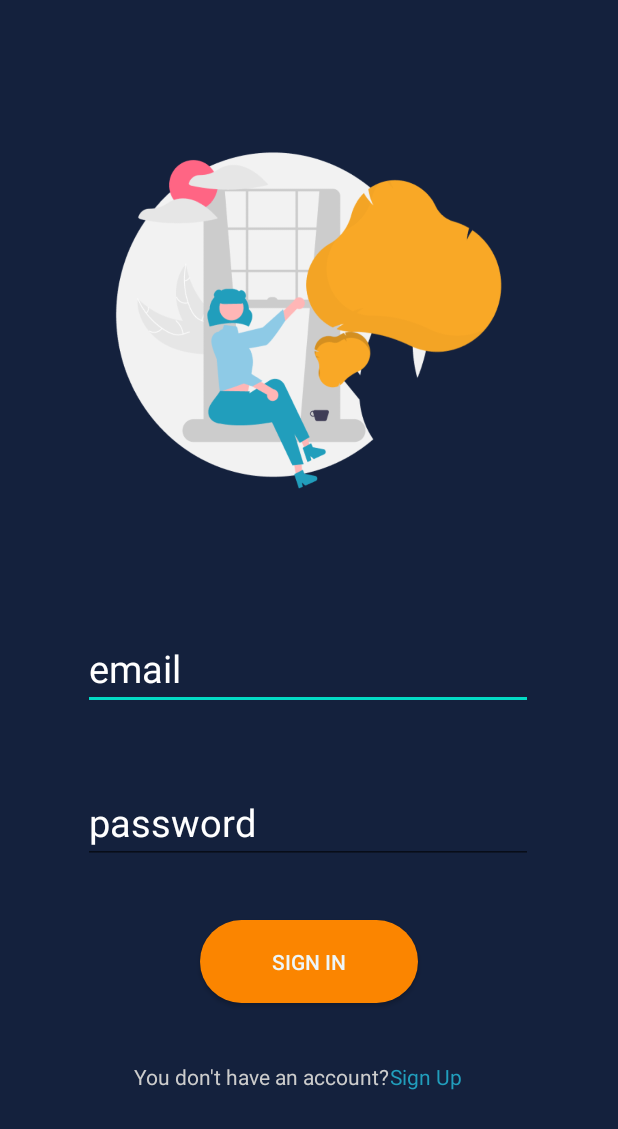
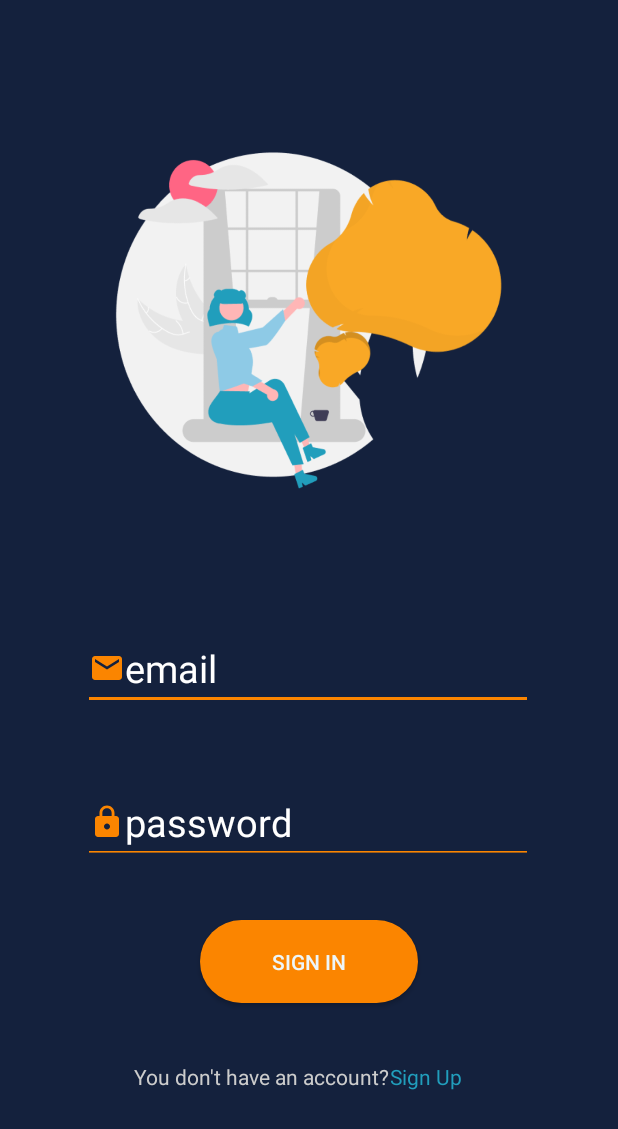
Before and after one commit to Chaiyaaa/easyeducation2, an Android app: the connexion screen opened directly, with no data from a screen before it, on a phone screen of 412 x 824 dp. Shown: the top 1129 px of the screen. Run offline under Robolectric (Android 15) with nearby library versions, the phone set to English and light mode, and no system bars; our stand-ins replace Firebase (no records; nobody signed in at launch, a user with empty details on screens opened directly).

```diff
--- a/app/src/main/java/app/easyeducation/connexion.java
+++ b/app/src/main/java/app/easyeducation/connexion.java
@@ -1,28 +1,134 @@
 package app.easyeducation;
 
+import androidx.annotation.NonNull;
 import androidx.appcompat.app.AppCompatActivity;
 
 import android.content.Intent;
 import android.os.Bundle;
 import android.view.View;
 import android.widget.Button;
+import android.widget.EditText;
 import android.widget.TextView;
+import android.widget.Toast;
+
+import com.google.firebase.database.DataSnapshot;
+import com.google.firebase.database.DatabaseError;
+import com.google.firebase.database.DatabaseReference;
+import com.google.firebase.database.FirebaseDatabase;
+import com.google.firebase.database.Query;
+import com.google.firebase.database.ValueEventListener;
+
+import java.util.HashMap;
+import java.util.List;
 
 public class connexion extends AppCompatActivity {
     private TextView signup;
-
+    private Button signin;
+    private EditText mail,password;
+    String passwordDb="";
+    public User user;
     @Override
     protected void onCreate(Bundle savedInstanceState) {
         super.onCreate(savedInstanceState);
         setContentView(R.layout.connexion);
-        this.signup=(TextView) findViewById(R.id.Signup);
+
+
+        InitWidget(); //link xml ids to variables
+
         signup.setOnClickListener(new View.OnClickListener() {
             @Override
             public void onClick(View v) {
                 Intent inscription = new Intent(getApplicationContext(), inscription.class);
                 startActivity(inscription);
+            }
+        });
+
+
+        signin.setOnClickListener(new View.OnClickListener() {
+            @Override
+            public void onClick(View view) {
+                isUser();
+            }
+        });
+
+}
+
+
+
+
+
+
+
+
+
+
+    private void InitWidget() {
+        signup=(TextView) findViewById(R.id.Signup);
+        signin=findViewById(R.id.signin);
+        mail=findViewById(R.id.mail);
+        password=findViewById(R.id.password);
+    }
+
+    private void isUser() {
+
+        //getting Strings from Editexts
+
+        String gmailEntered =mail.getText().toString();
+        String passwordEnterd=password.getText().toString();
+
+
+
+        mail.setError(null); //we get rid of the error msg if exist
+        password.setError(null);
+
+        //firebase reference
+        DatabaseReference reference= FirebaseDatabase.getInstance().getReferenceFromUrl("https://easyeducation-80f1b-default-rtdb.firebaseio.com/");
+        reference.child("Users").addListenerForSingleValueEvent(new ValueEventListener() {
+            @Override
+            public void onDataChange(@NonNull DataSnapshot snapshot) {
+
+                for(DataSnapshot snap: snapshot.getChildren())
+                {
+                    //loop all the ids in the child "users" from firebase
+
+                    String emailDb=snap.child("email").getValue().toString(); //get the email from the database
+                    if (emailDb.equals(gmailEntered)) //check for the email
+                    {
+                        //correct email, we check password
+                        if (snap.child("password").getValue().toString().equals(passwordEnterd))
+                        {
+                            openMainActivity();
+                        }
+                        else
+                        {
+                            //correct  email but wrong password
+                            password.setError("Wrong password");
+                        }
+
+                    }
+                    else
+                    {
+                        //email not found
+                        Toast.makeText(connexion.this,"false info",Toast.LENGTH_LONG); //change error msg
+                       // mail.setError("Wrong email");
+                    }
+                }
+
+            }
+
+            @Override
+            public void onCancelled(@NonNull DatabaseError error) {
 
             }
         });
 
-}}
+    }
+
+    private void openMainActivity() {
+        Intent intent=new Intent(connexion.this,FragmentsHolder.class);
+        startActivity(intent);
+        finish();
+    }
+
+
+}
--- /dev/null
+++ b/app/src/main/res/drawable/iconemail.xml
@@ -0,0 +1,5 @@
+<vector android:height="24dp" android:tint="#FB8500"
+    android:viewportHeight="24" android:viewportWidth="24"
+    android:width="24dp" xmlns:android="http://schemas.android.com/apk/res/android">
+    <path android:fillColor="@android:color/white" android:pathData="M20,4L4,4c-1.1,0 -1.99,0.9 -1.99,2L2,18c0,1.1 0.9,2 2,2h16c1.1,0 2,-0.9 2,-2L22,6c0,-1.1 -0.9,-2 -2,-2zM20,8l-8,5 -8,-5L4,6l8,5 8,-5v2z"/>
+</vector>
--- /dev/null
+++ b/app/src/main/res/drawable/iconpassword.xml
@@ -0,0 +1,5 @@
+<vector android:height="24dp" android:tint="#FB8500"
+    android:viewportHeight="24" android:viewportWidth="24"
+    android:width="24dp" xmlns:android="http://schemas.android.com/apk/res/android">
+    <path android:fillColor="@android:color/white" android:pathData="M18,8h-1L17,6c0,-2.76 -2.24,-5 -5,-5S7,3.24 7,6v2L6,8c-1.1,0 -2,0.9 -2,2v10c0,1.1 0.9,2 2,2h12c1.1,0 2,-0.9 2,-2L20,10c0,-1.1 -0.9,-2 -2,-2zM12,17c-1.1,0 -2,-0.9 -2,-2s0.9,-2 2,-2 2,0.9 2,2 -0.9,2 -2,2zM15.1,8L8.9,8L8.9,6c0,-1.71 1.39,-3.1 3.1,-3.1 1.71,0 3.1,1.39 3.1,3.1v2z"/>
+</vector>
--- a/app/src/main/res/layout/connexion.xml
+++ b/app/src/main/res/layout/connexion.xml
@@ -21,7 +21,9 @@
         app:layout_constraintStart_toStartOf="parent"
         app:layout_constraintTop_toTopOf="parent"
         app:layout_constraintVertical_bias="0.544"
-        tools:ignore="MissingConstraints" />
+        android:backgroundTint="@color/orange"
+        tools:ignore="MissingConstraints"
+        android:drawableLeft="@drawable/iconemail" />
 
     <EditText
         android:id="@+id/password"
@@ -32,13 +34,15 @@
         android:textColor="#FFF"
         android:textColorHint="#FFF"
         android:textSize="25dp"
+        android:backgroundTint="@color/orange"
         app:layout_constraintBottom_toBottomOf="parent"
         app:layout_constraintEnd_toEndOf="parent"
         app:layout_constraintHorizontal_bias="0.495"
         app:layout_constraintStart_toStartOf="parent"
         app:layout_constraintTop_toTopOf="parent"
         app:layout_constraintVertical_bias="0.677"
-        tools:ignore="MissingConstraints" />
+        tools:ignore="MissingConstraints"
+        android:drawableLeft="@drawable/iconpassword" />
 
     <TextView
         android:id="@+id/t1"
```
Also changed, not shown: app/src/main/java/app/easyeducation/User.java (+51 -0 lines), app/src/main/java/app/easyeducation/inscription.java (+36 -44 lines), app/src/main/res/layout/inscription.xml (+9 -2 lines).
